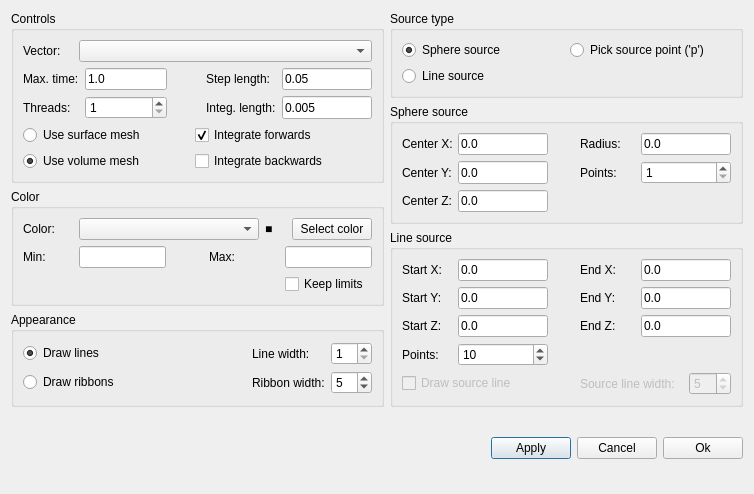
Above: ElmerGUI/Application/vtkpost/streamline.ui from ElmerCSC/elmerfem before the change. Below: the same form after it.
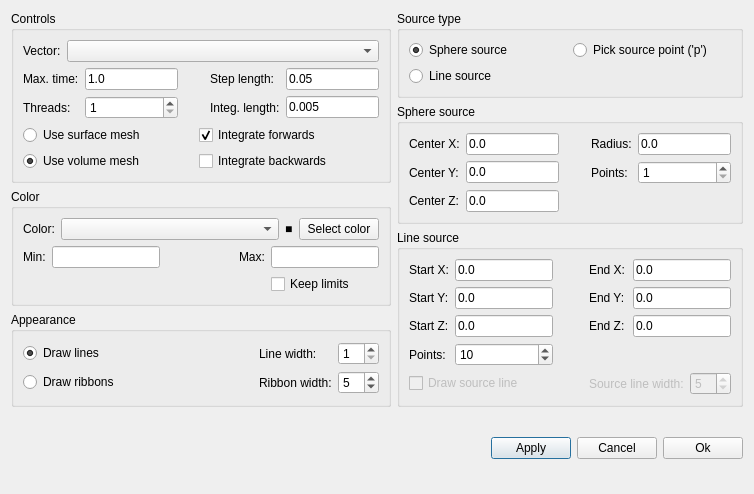
That is the form after the change. Icons and pictures are not drawn.

The edit to the form file:
```diff
--- a/ElmerGUI/Application/vtkpost/streamline.ui
+++ b/ElmerGUI/Application/vtkpost/streamline.ui
@@ -30,18 +30,6 @@
          <layout class="QHBoxLayout">
           <item>
            <widget class="QLabel" name="vectorLabel">
-            <property name="minimumSize">
-             <size>
-              <width>50</width>
-              <height>0</height>
-             </size>
-            </property>
-            <property name="maximumSize">
-             <size>
-              <width>50</width>
-              <height>16777215</height>
-             </size>
-            </property>
             <property name="text">
              <string>Vector:</string>
             </property>
@@ -49,18 +37,12 @@
           </item>
           <item>
            <widget class="QComboBox" name="vectorCombo">
-            <property name="minimumSize">
-             <size>
-              <width>280</width>
-              <height>0</height>
-             </size>
-            </property>
-            <property name="maximumSize">
-             <size>
-              <width>16777215</width>
-              <height>24</height>
-             </size>
-            </property>
+  <property name="sizePolicy">
+   <sizepolicy hsizetype="Expanding" vsizetype="Fixed">
+    <horstretch>0</horstretch>
+    <verstretch>0</verstretch>
+   </sizepolicy>
+  </property>
            </widget>
           </item>
          </layout>
@@ -76,12 +58,6 @@
           </item>
           <item row="0" column="1">
            <widget class="QLineEdit" name="propagationTime">
-            <property name="maximumSize">
-             <size>
-              <width>90</width>
-              <height>24</height>
-             </size>
-            </property>
             <property name="text">
              <string>1.0</string>
             </property>
@@ -96,18 +72,6 @@
           </item>
           <item row="0" column="4">
            <widget class="QLineEdit" name="stepLength">
-            <property name="minimumSize">
-             <size>
-              <width>90</width>
-              <height>0</height>
-             </size>
-            </property>
-            <property name="maximumSize">
-             <size>
-              <width>90</width>
-              <height>24</height>
-             </size>
-            </property>
             <property name="text">
              <string>0.05</string>
             </property>
@@ -139,12 +103,6 @@
           </item>
           <item row="1" column="4">
            <widget class="QLineEdit" name="integStepLength">
-            <property name="maximumSize">
-             <size>
-              <width>90</width>
-              <height>24</height>
-             </size>
-            </property>
             <property name="text">
              <string>0.005</string>
             </property>
@@ -242,18 +200,6 @@
          <layout class="QHBoxLayout">
           <item>
            <widget class="QLabel" name="lengthLabel">
-            <property name="minimumSize">
-             <size>
-              <width>50</width>
-              <height>0</height>
-             </size>
-            </property>
-            <property name="maximumSize">
-             <size>
-              <width>50</width>
-              <height>16777215</height>
-             </size>
-            </property>
             <property name="text">
              <string>Color:</string>
             </property>
@@ -261,18 +207,12 @@
           </item>
           <item>
            <widget class="QComboBox" name="colorCombo">
-            <property name="minimumSize">
-             <size>
-              <width>180</width>
-              <height>0</height>
-             </size>
-            </property>
-            <property name="maximumSize">
-             <size>
-              <width>16777215</width>
-              <height>24</height>
-             </size>
-            </property>
+  <property name="sizePolicy">
+   <sizepolicy hsizetype="Expanding" vsizetype="Fixed">
+    <horstretch>0</horstretch>
+    <verstretch>0</verstretch>
+   </sizepolicy>
+  </property>
            </widget>
           </item>
 		  <item>
@@ -295,18 +235,6 @@
          <layout class="QGridLayout">
           <item row="0" column="0">
            <widget class="QLabel" name="minLabel">
-            <property name="minimumSize">
-             <size>
-              <width>50</width>
-              <height>0</height>
-             </size>
-            </property>
-            <property name="maximumSize">
-             <size>
-              <width>50</width>
-              <height>16777215</height>
-             </size>
-            </property>
             <property name="text">
              <string>Min:</string>
             </property>
@@ -314,28 +242,10 @@
           </item>
           <item row="0" column="1">
            <widget class="QLineEdit" name="minVal">
-            <property name="maximumSize">
-             <size>
-              <width>90</width>
-              <height>24</height>
-             </size>
-            </property>
            </widget>
           </item>
           <item row="0" column="3">
            <widget class="QLabel" name="maxLabel">
-            <property name="minimumSize">
-             <size>
-              <width>70</width>
-              <height>0</height>
-             </size>
-            </property>
-            <property name="maximumSize">
-             <size>
-              <width>50</width>
-              <height>16777215</height>
-             </size>
-            </property>
             <property name="text">
              <string>Max:</string>
             </property>
@@ -343,12 +253,6 @@
           </item>
           <item row="0" column="4">
            <widget class="QLineEdit" name="maxVal">
-            <property name="maximumSize">
-             <size>
-              <width>90</width>
-              <height>24</height>
-             </size>
-            </property>
            </widget>
           </item>
           <item row="1" column="4">
@@ -403,12 +307,6 @@
           </item>
           <item row="0" column="3">
            <widget class="QSpinBox" name="lineWidth">
-            <property name="maximumSize">
-             <size>
-              <width>16777215</width>
-              <height>24</height>
-             </size>
-            </property>
             <property name="minimum">
              <number>1</number>
             </property>
@@ -507,18 +405,6 @@
          <layout class="QGridLayout">
           <item row="0" column="0">
            <widget class="QLabel" name="xPointStartLabel">
-            <property name="minimumSize">
-             <size>
-              <width>50</width>
-              <height>0</height>
-             </size>
-            </property>
-            <property name="maximumSize">
-             <size>
-              <width>50</width>
-              <height>16777215</height>
-             </size>
-            </property>
             <property name="text">
              <string>Center X:</string>
             </property>
@@ -526,18 +412,6 @@
           </item>
           <item row="0" column="1">
            <widget class="QLineEdit" name="centerX">
-            <property name="minimumSize">
-             <size>
-              <width>90</width>
-              <height>0</height>
-             </size>
-            </property>
-            <property name="maximumSize">
-             <size>
-              <width>90</width>
-              <height>24</height>
-             </size>
-            </property>
             <property name="text">
              <string>0.0</string>
             </property>
@@ -545,12 +419,6 @@
           </item>
           <item row="0" column="3">
            <widget class="QLabel" name="radiusLabel">
-            <property name="minimumSize">
-             <size>
-              <width>55</width>
-              <height>0</height>
-             </size>
-            </property>
             <property name="text">
              <string>Radius:</string>
             </property>
@@ -558,18 +426,6 @@
           </item>
           <item row="0" column="4">
            <widget class="QLineEdit" name="radius">
-            <property name="minimumSize">
-             <size>
-              <width>90</width>
-              <height>0</height>
-             </size>
-            </property>
-            <property name="maximumSize">
-             <size>
-              <width>90</width>
-              <height>24</height>
-             </size>
-            </property>
             <property name="text">
              <string>0.0</string>
             </property>
@@ -584,12 +440,6 @@
           </item>
           <item row="1" column="1">
            <widget class="QLineEdit" name="centerY">
-            <property name="maximumSize">
-             <size>
-              <width>90</width>
-              <height>24</height>
-             </size>
-            </property>
             <property name="text">
              <string>0.0</string>
             </property>
@@ -610,12 +460,6 @@
           </item>
           <item row="1" column="3">
            <widget class="QLabel" name="pointsLabel">
-            <property name="minimumSize">
-             <size>
-              <width>50</width>
-              <height>0</height>
-             </size>
-            </property>
             <property name="text">
              <string>Points:</string>
             </property>
@@ -623,12 +467,6 @@
           </item>
           <item row="1" column="4">
            <widget class="QSpinBox" name="points">
-            <property name="maximumSize">
-             <size>
-              <width>90</width>
-              <height>24</height>
-             </size>
-            </property>
             <property name="minimum">
              <number>1</number>
             </property>
@@ -643,12 +481,6 @@
           </item>
           <item row="2" column="1">
            <widget class="QLineEdit" name="centerZ">
-            <property name="maximumSize">
-             <size>
-              <width>90</width>
-              <height>24</height>
-             </size>
-            </property>
             <property name="text">
              <string>0.0</string>
             </property>
@@ -669,18 +501,6 @@
          <layout class="QGridLayout">
           <item row="0" column="0">
            <widget class="QLabel" name="xStartLabel">
-            <property name="minimumSize">
-             <size>
-              <width>50</width>
-              <height>0</height>
-             </size>
-            </property>
-            <property name="maximumSize">
-             <size>
-              <width>50</width>
-              <height>16777215</height>
-             </size>
-            </property>
             <property name="text">
              <string>Start X:</string>
             </property>
@@ -688,18 +508,6 @@
           </item>
           <item row="0" column="1">
            <widget class="QLineEdit" name="startX">
-            <property name="minimumSize">
-             <size>
-              <width>90</width>
-              <height>0</height>
-             </size>
-            </property>
-            <property name="maximumSize">
-             <size>
-              <width>90</width>
-              <height>24</height>
-             </size>
-            </property>
             <property name="text">
              <string>0.0</string>
             </property>
@@ -707,18 +515,6 @@
           </item>
           <item row="0" column="3">
            <widget class="QLabel" name="xEndLabel">
-            <property name="minimumSize">
-             <size>
-              <width>55</width>
-              <height>0</height>
-             </size>
-            </property>
-            <property name="maximumSize">
-             <size>
-              <width>50</width>
-              <height>16777215</height>
-             </size>
-            </property>
             <property name="text">
              <string>End X:</string>
             </property>
@@ -726,18 +522,6 @@
           </item>
           <item row="0" column="4" colspan="2">
            <widget class="QLineEdit" name="endX">
-            <property name="minimumSize">
-             <size>
-              <width>90</width>
-              <height>0</height>
-             </size>
-            </property>
-            <property name="maximumSize">
-             <size>
-              <width>90</width>
-              <height>24</height>
-             </size>
-            </property>
             <property name="text">
              <string>0.0</string>
             </property>
@@ -752,12 +536,6 @@
           </item>
           <item row="1" column="1">
            <widget class="QLineEdit" name="startY">
-            <property name="maximumSize">
-             <size>
-              <width>90</width>
-              <height>24</height>
-             </size>
-            </property>
             <property name="text">
              <string>0.0</string>
             </property>
@@ -772,12 +550,6 @@
           </item>
           <item row="1" column="4" colspan="2">
            <widget class="QLineEdit" name="endY">
-            <property name="maximumSize">
-             <size>
-              <width>90</width>
-              <height>24</height>
-             </size>
-            </property>
             <property name="text">
              <string>0.0</string>
             </property>
@@ -792,12 +564,6 @@
           </item>
           <item row="2" column="1">
            <widget class="QLineEdit" name="startZ">
-            <property name="maximumSize">
-             <size>
-              <width>90</width>
-              <height>24</height>
-             </size>
-            </property>
             <property name="text">
              <string>0.0</string>
             </property>
@@ -812,12 +578,6 @@
           </item>
           <item row="2" column="4" colspan="2">
            <widget class="QLineEdit" name="endZ">
-            <property name="maximumSize">
-             <size>
-              <width>90</width>
-              <height>24</height>
-             </size>
-            </property>
             <property name="text">
              <string>0.0</string>
             </property>
@@ -832,12 +592,6 @@
           </item>
           <item row="3" column="1">
            <widget class="QSpinBox" name="lines">
-            <property name="maximumSize">
-             <size>
-              <width>90</width>
-              <height>24</height>
-             </size>
-            </property>
             <property name="minimum">
              <number>1</number>
             </property>
```
